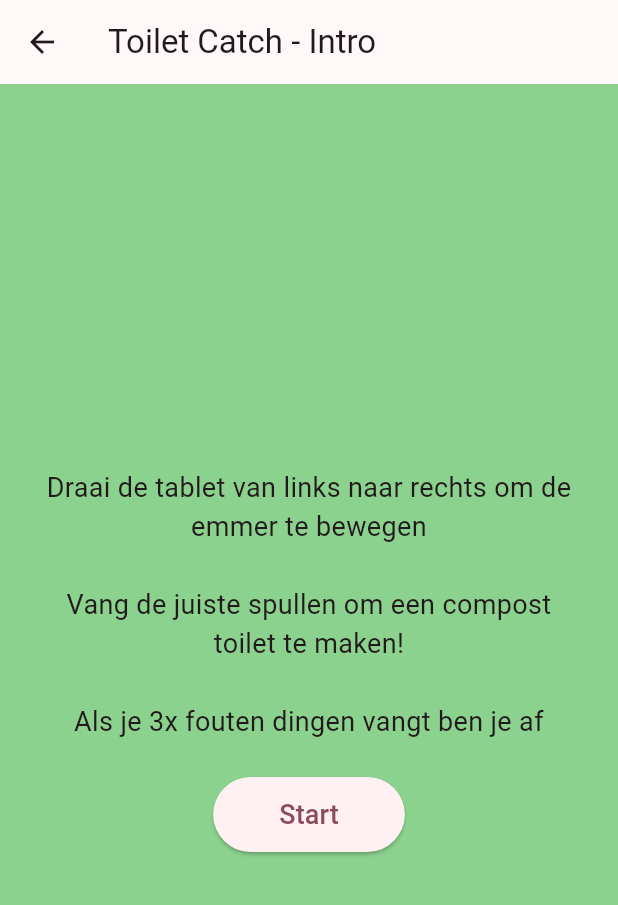
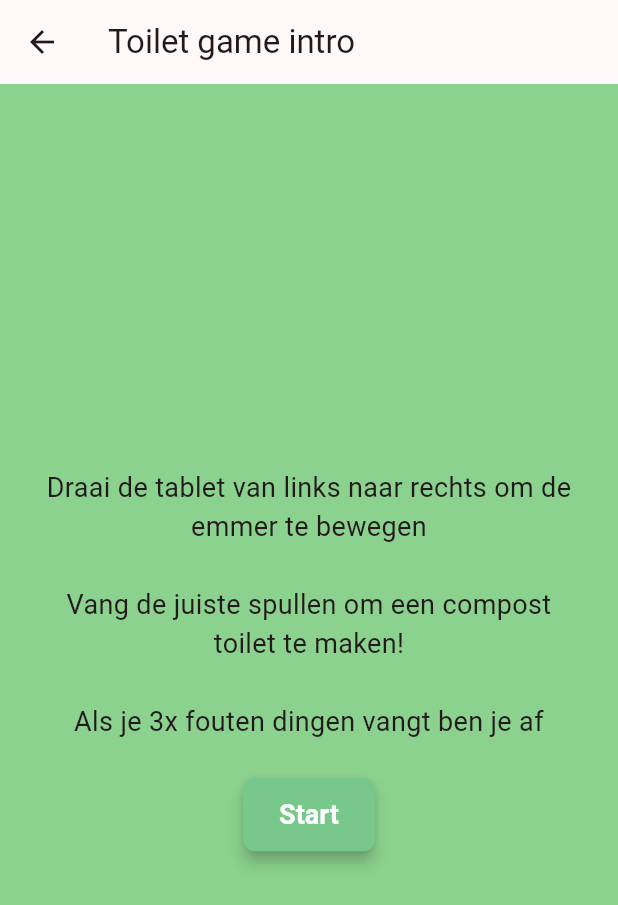
Before and after one commit to Hrisko123/DE-ONTDEK-FABRIEK, a Flutter app: the ToiletGamePage screen opened directly, on a phone screen of 412 x 824 dp. Shown: the top 905 px of the screen. Run offline on Flutter 3.47's test engine with Material 3 defaults, Android fonts, the light colour scheme and no system bars; our stand-ins replace sensors_plus; missing offline and left inert: mobile_scanner.

Commit message:
Changed buttons and text
Changed some buttons and text so it aligns better

```diff
--- a/deontdekfabriek/lib/FestivalCleanerApp.dart
+++ b/deontdekfabriek/lib/FestivalCleanerApp.dart
@@ -2,6 +2,7 @@ import 'dart:async';
 import 'dart:math';
 
 import 'package:flutter/material.dart';
+import 'ui_styles.dart';
 
 class TrashItem {
   /// Types:
@@ -283,7 +284,8 @@ class _CleanerGameState extends State<CleanerGame> {
         ),
         const Spacer(),
         Center(
-          child: FilledButton(
+          child: ElevatedButton(
+            style: kStartButtonStyle,
             onPressed: _startGame,
             child: const Text("Start festival 🎵"),
           ),
--- a/deontdekfabriek/lib/ToiletGame.dart
+++ b/deontdekfabriek/lib/ToiletGame.dart
@@ -3,6 +3,7 @@ import 'dart:math';
 import 'package:flutter/material.dart';
 import 'package:flutter/services.dart';
 import 'package:sensors_plus/sensors_plus.dart';
+import 'ui_styles.dart'; // <-- voeg toe
 
 class ToiletGamePage extends StatefulWidget {
   const ToiletGamePage({super.key});
@@ -233,25 +234,12 @@ class _ToiletGamePageState extends State<ToiletGamePage> {
     super.dispose();
   }
 
-  void _togglePauseOrReset() {
-    setState(() {
-      if (_isRunning) {
-        _isRunning = false;
-      } else {
-        _items.clear();
-        _caught = 0;
-        _hearts = 3;
-        _isRunning = true;
-      }
-    });
-  }
-
   @override
   Widget build(BuildContext context) {
     // Show intro/instructions until player starts the game
     if (_showIntro) {
       return Scaffold(
-        appBar: AppBar(title: const Text('Toilet Catch - Intro')),
+        appBar: AppBar(title: const Text('Toilet game intro')),
         backgroundColor: const Color.fromARGB(255, 139, 210, 142), // groen
         body: Center(
           child: Padding(
@@ -268,12 +256,9 @@ class _ToiletGamePageState extends State<ToiletGamePage> {
                 ),
                 const SizedBox(height: 24),
                 ElevatedButton(
+                  style: kStartButtonStyle,
                   onPressed: _startGame,
-                  child: const Padding(
-                    padding:
-                        EdgeInsets.symmetric(horizontal: 20.0, vertical: 12.0),
-                    child: Text('Start', style: TextStyle(fontSize: 18)),
-                  ),
+                  child: const Text('Start'),
                 ),
               ],
             ),
@@ -286,7 +271,7 @@ class _ToiletGamePageState extends State<ToiletGamePage> {
 
     return Scaffold(
       appBar: AppBar(title: const Text('Toilet Catch')),
-      backgroundColor: const Color.fromARGB(255, 139, 210, 142), // groen
+      backgroundColor: const Color.fromARGB(255, 139, 210, 142),
       body: GestureDetector(
         onPanUpdate: (details) {
           setState(() {
@@ -377,14 +362,6 @@ class _ToiletGamePageState extends State<ToiletGamePage> {
                 child: Text('Gevangen: $_caught / $targetToFill'),
               ),
             ),
-            Positioned(
-              right: 16,
-              bottom: 20,
-              child: FloatingActionButton(
-                onPressed: _togglePauseOrReset,
-                child: Icon(_isRunning ? Icons.pause : Icons.replay),
-              ),
-            ),
           ],
         ),
       ),
--- /dev/null
+++ b/deontdekfabriek/lib/ui_styles.dart
@@ -0,0 +1,12 @@
+import 'package:flutter/material.dart';
+
+/// Gedeelde start-knop stijl voor alle minigames
+final ButtonStyle kStartButtonStyle = ElevatedButton.styleFrom(
+  backgroundColor:
+      const Color.fromARGB(255, 120, 200, 140), // lichtere groen tint
+  foregroundColor: Colors.white, // tekstkleur wit
+  padding: const EdgeInsets.symmetric(horizontal: 24, vertical: 14),
+  textStyle: const TextStyle(fontSize: 18, fontWeight: FontWeight.w600),
+  elevation: 4,
+  shape: RoundedRectangleBorder(borderRadius: BorderRadius.circular(8)),
+);
```
Also changed, not shown: deontdekfabriek/lib/FoodGame.dart (+19 -12 lines), deontdekfabriek/lib/main.dart (+5 -13 lines).
